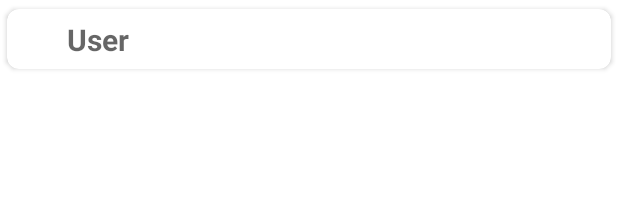
After one commit to glenntuyu/GithubTest, an Android app: the layout user_view_holder.xml on its own in the app's theme, with its tools: preview values and no code run, on a phone screen of 412 x 824 dp. The commit adds this screen. Shown: the top 198 px of the screen. Run offline under Robolectric (Android 15) with nearby library versions, the phone set to English and light mode, and no system bars.

Commit message:
implement endless scroll

```diff
--- a/app/build.gradle
+++ b/app/build.gradle
@@ -63,7 +63,13 @@ dependencies {
     implementation "com.google.dagger:hilt-android:2.38.1"
     kapt "com.google.dagger:hilt-android-compiler:2.38.1"
 
+    //Paging
+    implementation "androidx.paging:paging-runtime-ktx:3.1.1"
+
     testImplementation 'junit:junit:4.13.2'
     androidTestImplementation 'androidx.test.ext:junit:1.1.3'
     androidTestImplementation 'androidx.test.espresso:espresso-core:3.4.0'
+
+    //Glide
+    implementation 'com.github.bumptech.glide:glide:4.13.0'
 }
--- /dev/null
+++ b/app/src/main/res/layout/user_view_holder.xml
@@ -0,0 +1,42 @@
+<?xml version="1.0" encoding="utf-8"?>
+<layout xmlns:android="http://schemas.android.com/apk/res/android"
+    xmlns:app="http://schemas.android.com/apk/res-auto">
+
+    <androidx.cardview.widget.CardView
+        android:layout_width="match_parent"
+        android:layout_height="wrap_content"
+        app:cardCornerRadius="8dp"
+        app:cardUseCompatPadding="true">
+
+        <androidx.constraintlayout.widget.ConstraintLayout
+            android:layout_width="match_parent"
+            android:layout_height="wrap_content">
+
+            <androidx.appcompat.widget.AppCompatImageView
+                android:id="@+id/user_icon"
+                android:layout_width="24dp"
+                android:layout_height="24dp"
+                android:layout_marginStart="8dp"
+                android:layout_marginVertical="8dp"
+                app:layout_constraintStart_toStartOf="parent"
+                app:layout_constraintTop_toTopOf="parent"
+                app:layout_constraintBottom_toBottomOf="parent"/>
+
+            <androidx.appcompat.widget.AppCompatTextView
+                android:id="@+id/user_name"
+                android:layout_width="0dp"
+                android:layout_height="wrap_content"
+                android:layout_marginHorizontal="8dp"
+                android:hint="@string/user"
+                android:maxLines="1"
+                android:textStyle="bold"
+                style="@style/Header_2"
+                app:layout_constraintStart_toEndOf="@id/user_icon"
+                app:layout_constraintTop_toTopOf="parent"
+                app:layout_constraintEnd_toEndOf="parent"
+                app:layout_constraintBottom_toBottomOf="parent"/>
+
+        </androidx.constraintlayout.widget.ConstraintLayout>
+
+    </androidx.cardview.widget.CardView>
+</layout>
--- a/app/src/main/res/values/colors.xml
+++ b/app/src/main/res/values/colors.xml
@@ -7,4 +7,5 @@
     <color name="teal_700">#FF018786</color>
     <color name="black">#FF000000</color>
     <color name="white">#FFFFFFFF</color>
+    <color name="N700_96">#F531353B</color>
 </resources>
--- a/app/src/main/res/values/strings.xml
+++ b/app/src/main/res/values/strings.xml
@@ -2,5 +2,6 @@
     <string name="app_name">Astro Test</string>
     <string name="toolbar_title">Github User</string>
     <string name="toolbar_subtitle">Astro Test</string>
+    <string name="user">User</string>
     <string name="sort">sort</string>
 </resources>
--- /dev/null
+++ b/app/src/main/res/values/styles.xml
@@ -0,0 +1,7 @@
+<?xml version="1.0" encoding="utf-8"?>
+<resources>
+    <style name="Header_2" parent="@android:style/Widget.TextView">
+        <item name="android:textSize">20sp</item>
+        <item name="android:textColor">@color/N700_96</item>
+    </style>
+</resources>
```
Also changed, not shown: app/src/main/java/com/astro/test/glenntuyu/data/repository/GithubPagingSource.kt (added, +48 -0 lines), app/src/main/java/com/astro/test/glenntuyu/data/repository/GithubRepository.kt (+4 -2 lines), app/src/main/java/com/astro/test/glenntuyu/data/repository/GithubRepositoryImpl.kt (+14 -3 lines), app/src/main/java/com/astro/test/glenntuyu/domain/GetUserListUseCase.kt (+5 -2 lines), app/src/main/java/com/astro/test/glenntuyu/ui/HomeAdapter.kt (added, +39 -0 lines), app/src/main/java/com/astro/test/glenntuyu/ui/HomeFragment.kt (+15 -8 lines), app/src/main/java/com/astro/test/glenntuyu/ui/HomeViewModel.kt (+7 -3 lines), app/src/main/java/com/astro/test/glenntuyu/ui/UserViewHolder.kt (added, +33 -0 lines), app/src/main/java/com/astro/test/glenntuyu/util/KotlinExt.kt (added, +26 -0 lines).
